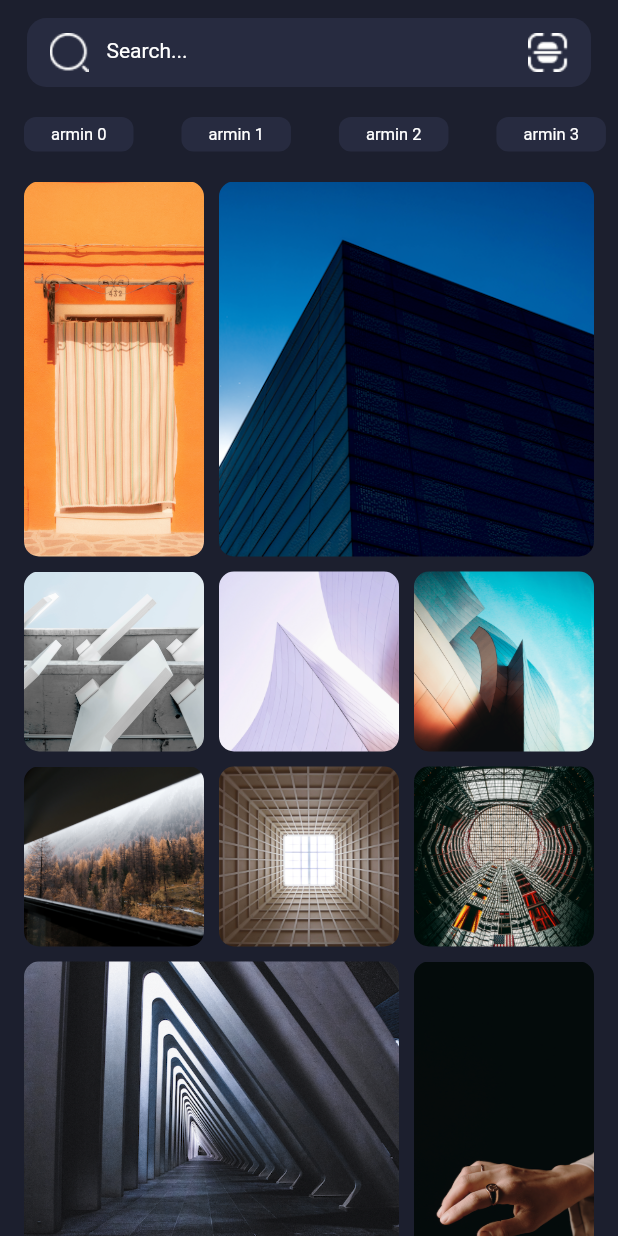
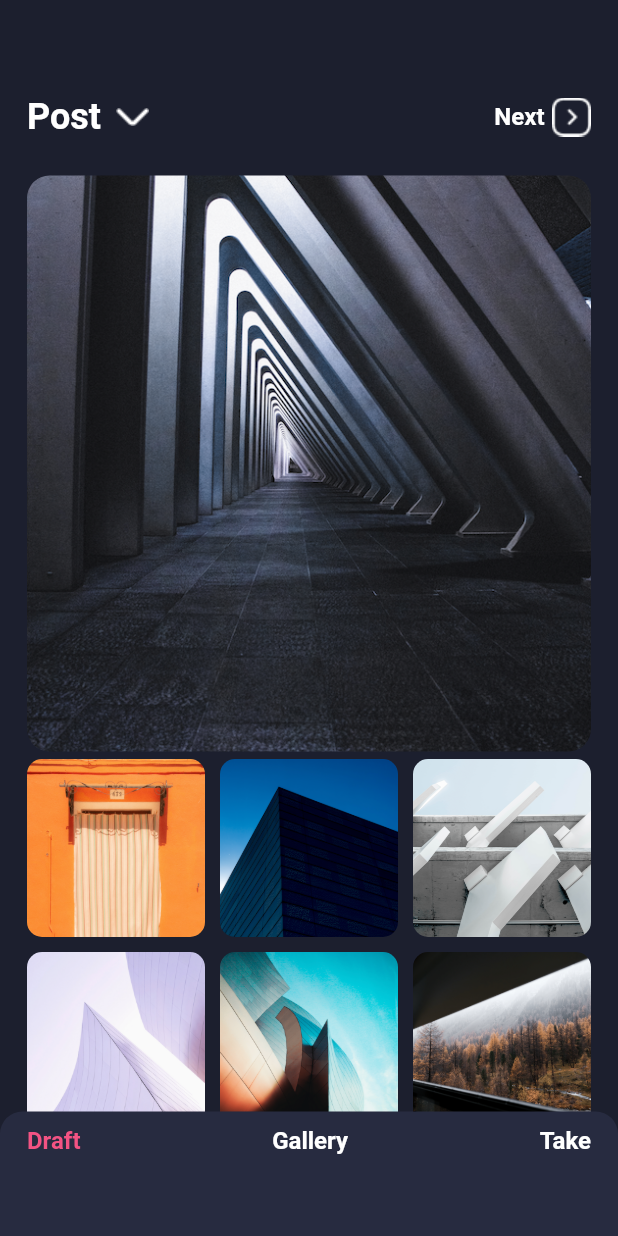
Before and after one commit to rminaghajani/instagram_application, a Flutter app: the screen it shows after launch, on a phone screen of 412 x 824 dp. Run offline on Flutter 3.47's test engine with Material 2 defaults, Android fonts, the phone set to English and light mode, and no system bars; our stand-ins replace dotted_border; Roboto replaces fonts that are missing (GB, GM).

Commit message:
add screen added to project

```diff
--- a/lib/main.dart
+++ b/lib/main.dart
@@ -1,4 +1,5 @@
 import 'package:flutter/material.dart';
+import 'package:instagram/screens/add_screen.dart';
 import 'package:instagram/screens/home_screen.dart';
 import 'package:instagram/screens/login_screen.dart';
 import 'package:instagram/screens/search_screen.dart';
@@ -47,7 +48,7 @@ class Application extends StatelessWidget {
             )),
       ),
       debugShowCheckedModeBanner: false,
-      home: SearchScreen(),
+      home: AddScreen(),
     );
   }
 }
--- /dev/null
+++ b/lib/screens/add_screen.dart
@@ -0,0 +1,173 @@
+import 'package:flutter/material.dart';
+import 'package:instagram/data/constants/constants.dart';
+
+class AddScreen extends StatelessWidget {
+  const AddScreen({super.key});
+
+  @override
+  Widget build(BuildContext context) {
+    return Scaffold(
+      backgroundColor: mainColor,
+      body: Stack(
+        alignment: AlignmentDirectional.bottomCenter,
+        children: [
+          _getWholeScrollingPart(),
+          Container(
+            height: 83,
+            width: double.infinity,
+            decoration: BoxDecoration(
+              color: mainColorLighter,
+              borderRadius: BorderRadius.only(
+                topLeft: Radius.circular(15),
+                topRight: Radius.circular(15),
+              ),
+            ),
+            child: Padding(
+              padding: EdgeInsets.only(top: 10, right: 18, left: 18),
+              child: Row(
+                mainAxisAlignment: MainAxisAlignment.spaceBetween,
+                crossAxisAlignment: CrossAxisAlignment.start,
+                children: [
+                  Text(
+                    'Draft',
+                    style: TextStyle(
+                      color: pink,
+                      fontSize: 16,
+                      fontFamily: 'GB',
+                      fontWeight: FontWeight.bold,
+                    ),
+                  ),
+                  Text(
+                    'Gallery',
+                    style: TextStyle(
+                      color: white,
+                      fontSize: 16,
+                      fontFamily: 'GB',
+                      fontWeight: FontWeight.bold,
+                    ),
+                  ),
+                  Text(
+                    'Take',
+                    style: TextStyle(
+                      color: white,
+                      fontSize: 16,
+                      fontFamily: 'GB',
+                      fontWeight: FontWeight.bold,
+                    ),
+                  ),
+                ],
+              ),
+            ),
+          )
+        ],
+      ),
+    );
+  }
+
+  Widget _getWholeScrollingPart() {
+    return CustomScrollView(
+      slivers: [
+        SliverToBoxAdapter(
+          child: _getHeaderSection(),
+        ),
+        SliverToBoxAdapter(
+          child: _getSelectedImageContainer(),
+        ),
+        SliverPadding(
+          padding: EdgeInsets.symmetric(horizontal: 18),
+          sliver: SliverGrid(
+            gridDelegate: SliverGridDelegateWithFixedCrossAxisCount(
+              crossAxisCount: 3,
+              mainAxisSpacing: 10,
+              crossAxisSpacing: 10,
+            ),
+            delegate: SliverChildBuilderDelegate(
+              (context, index) {
+                return Container(
+                  decoration: BoxDecoration(
+                    borderRadius: BorderRadius.all(
+                      Radius.circular(10),
+                    ),
+                  ),
+                  child: ClipRRect(
+                    borderRadius: BorderRadius.all(Radius.circular(10)),
+                    child: FittedBox(
+                      fit: BoxFit.cover,
+                      child: Image.asset('images/item$index.png'),
+                    ),
+                  ),
+                );
+              },
+              childCount: 10,
+            ),
+          ),
+        ),
+        SliverPadding(
+          padding: EdgeInsets.only(bottom: 90),
+        )
+      ],
+    );
+  }
+
+  Widget _getSelectedImageContainer() {
+    return Container(
+      padding: EdgeInsets.symmetric(horizontal: 18, vertical: 5),
+      height: 394,
+      width: double.infinity,
+      decoration: BoxDecoration(
+        borderRadius: BorderRadius.all(
+          Radius.circular(15),
+        ),
+      ),
+      child: ClipRRect(
+        borderRadius: BorderRadius.all(Radius.circular(15)),
+        child: FittedBox(
+          fit: BoxFit.cover,
+          child: Image.asset('images/item8.png'),
+        ),
+      ),
+    );
+  }
+
+  Widget _getHeaderSection() {
+    return Padding(
+      padding: EdgeInsets.only(
+        top: 64,
+        left: 18,
+        right: 18,
+        bottom: 20,
+      ),
+      child: Row(
+        children: [
+          Text(
+            'Post',
+            style: TextStyle(
+              color: white,
+              fontFamily: 'GB',
+              fontWeight: FontWeight.bold,
+              fontSize: 24,
+            ),
+          ),
+          SizedBox(
+            width: 10,
+          ),
+          Image.asset('images/icon_arrow_down.png'),
+          Spacer(),
+          Text(
+            'Next',
+            style: TextStyle(
+              color: white,
+              fontFamily: 'GB',
+              fontWeight: FontWeight.bold,
+              fontSize: 16,
+            ),
+          ),
+          SizedBox(
+            width: 5,
+          ),
+          Image.asset('images/icon_arrow_right_box.png')
+        ],
+      ),
+    );
+  }
+}
```
